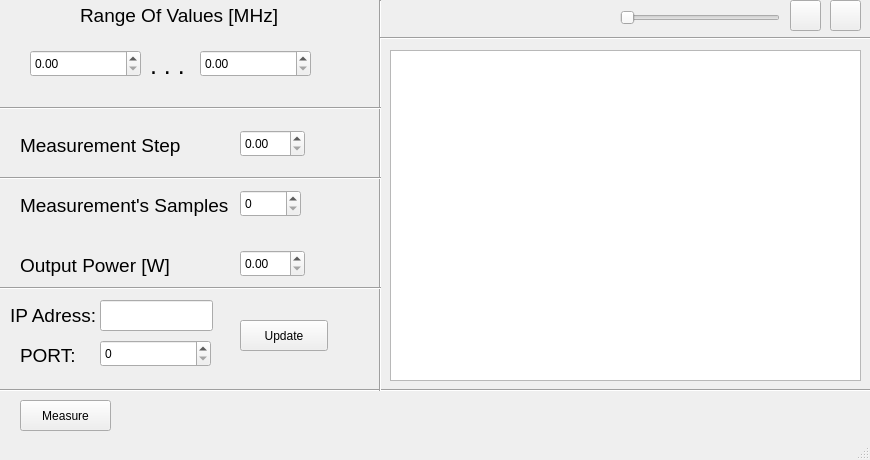
Above: mainwindow.ui from DnevnnoiSon/S2VNA_CONTROL before the change. Below: the same form after it.
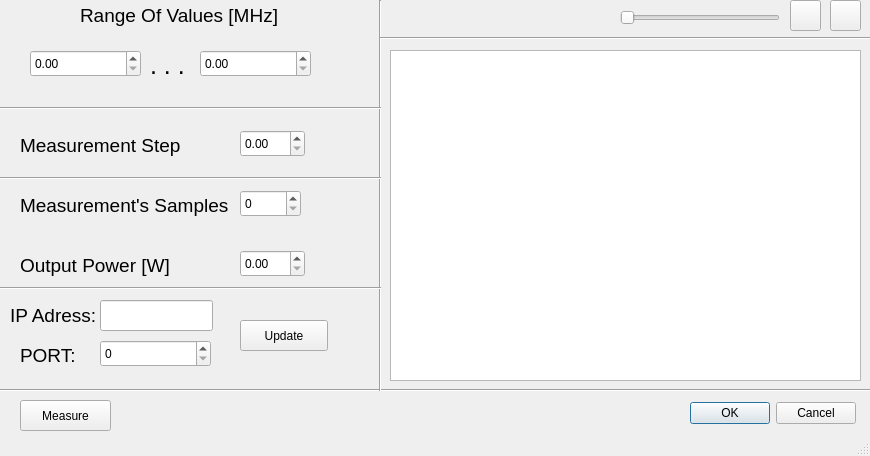
That is the form after the change. Icons and pictures are not drawn.

Commit message: Исправил кастомизацию кнопки

What changed in the file:
```diff
--- a/mainwindow.ui
+++ b/mainwindow.ui
@@ -7,7 +7,7 @@
     <x>0</x>
     <y>0</y>
     <width>870</width>
-    <height>460</height>
+    <height>456</height>
    </rect>
   </property>
   <property name="windowTitle">
@@ -429,6 +429,19 @@
      </rect>
     </property>
    </widget>
+   <widget class="QDialogButtonBox" name="buttonBox">
+    <property name="geometry">
+     <rect>
+      <x>690</x>
+      <y>400</y>
+      <width>166</width>
+      <height>26</height>
+     </rect>
+    </property>
+    <property name="standardButtons">
+     <set>QDialogButtonBox::Cancel|QDialogButtonBox::Ok</set>
+    </property>
+   </widget>
   </widget>
   <widget class="QStatusBar" name="statusbar"/>
  </widget>
```
Left out of the diff: 8 changed lines with no effect on the pictures. The commit also changes 4 other files.
